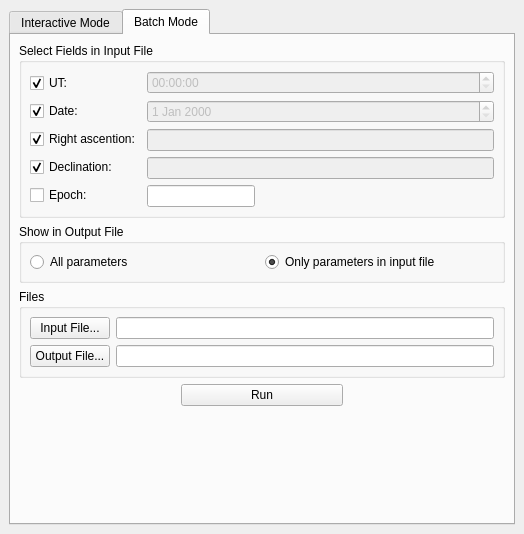
KDE/kstars, file kstars/tools/modcalcapcoord.ui: the form before one commit.
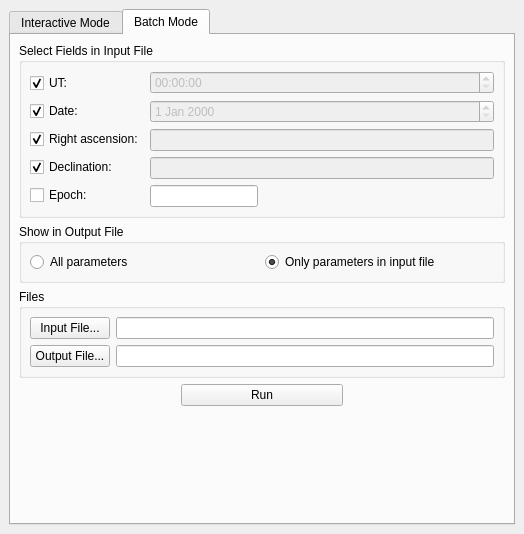
The form after the commit. The open tabs and pages were chosen to show the change. Custom widgets are drawn as their Qt base class.

Commit message:
Ascention -> Ascension.
SVN_SILENT

The edit to the form file:
```diff
--- a/kstars/tools/modcalcapcoord.ui
+++ b/kstars/tools/modcalcapcoord.ui
@@ -426,7 +426,7 @@
             <item>
              <widget class="QCheckBox" name="raCheckBatch" >
               <property name="text" >
-               <string>Right ascention:</string>
+               <string>Right ascension:</string>
               </property>
               <property name="checked" >
                <bool>true</bool>
```
